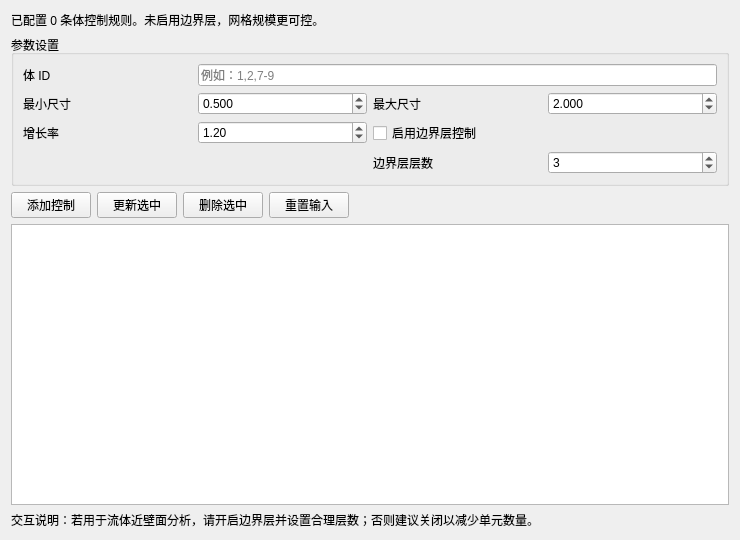
The window that plugins/Base_Mesh/MeshVolumeControlWidget.ui (asd977/base_cae) describes before a commit, drawn with Qt 5.
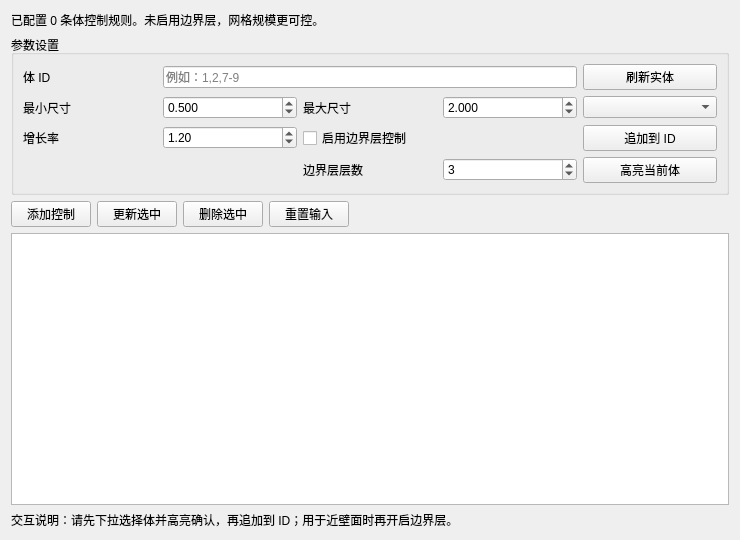
The same window after the commit.

Commit message: feat(mesh): 支持实体下拉选择与高亮确认

What changed in the file:
```diff
--- a/plugins/Base_Mesh/MeshVolumeControlWidget.ui
+++ b/plugins/Base_Mesh/MeshVolumeControlWidget.ui
@@ -44,6 +44,20 @@
         </property>
        </widget>
       </item>
+      <item row="0" column="4">
+       <widget class="QPushButton" name="btnRefreshEntity">
+        <property name="text"><string>刷新实体</string></property>
+       </widget>
+      </item>
+      <item row="1" column="4">
+       <widget class="QComboBox" name="cmbEntity"/>
+      </item>
+      <item row="2" column="4" rowspan="2">
+       <layout class="QVBoxLayout" name="verticalLayoutEntityBtns">
+        <item><widget class="QPushButton" name="btnAppendEntity"><property name="text"><string>追加到 ID</string></property></widget></item>
+        <item><widget class="QPushButton" name="btnHighlightEntity"><property name="text"><string>高亮当前体</string></property></widget></item>
+       </layout>
+      </item>
       <item row="1" column="0">
        <widget class="QLabel" name="labelMinSize">
         <property name="text">
@@ -197,7 +211,7 @@
    <item>
     <widget class="QLabel" name="labelHint">
      <property name="text">
-      <string>交互说明：若用于流体近壁面分析，请开启边界层并设置合理层数；否则建议关闭以减少单元数量。</string>
+      <string>交互说明：请先下拉选择体并高亮确认，再追加到 ID；用于近壁面时再开启边界层。</string>
      </property>
      <property name="wordWrap">
       <bool>true</bool>
```
The commit also changes 8 other files.
